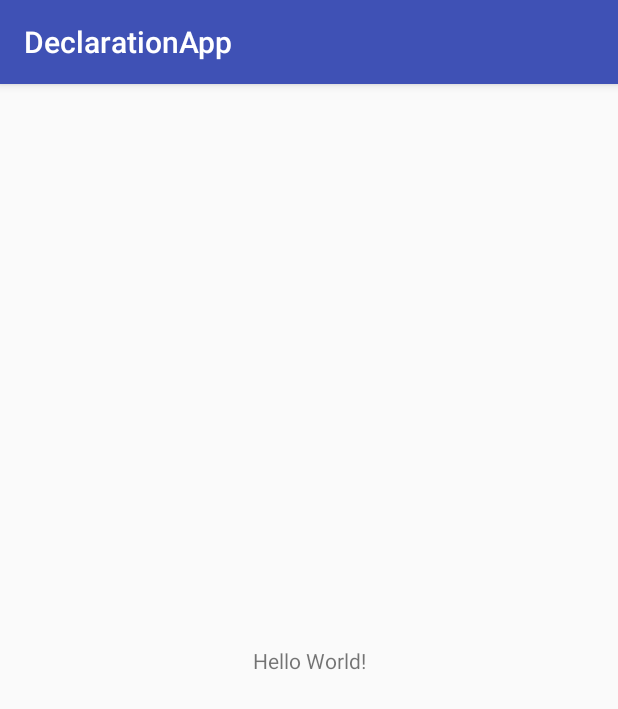
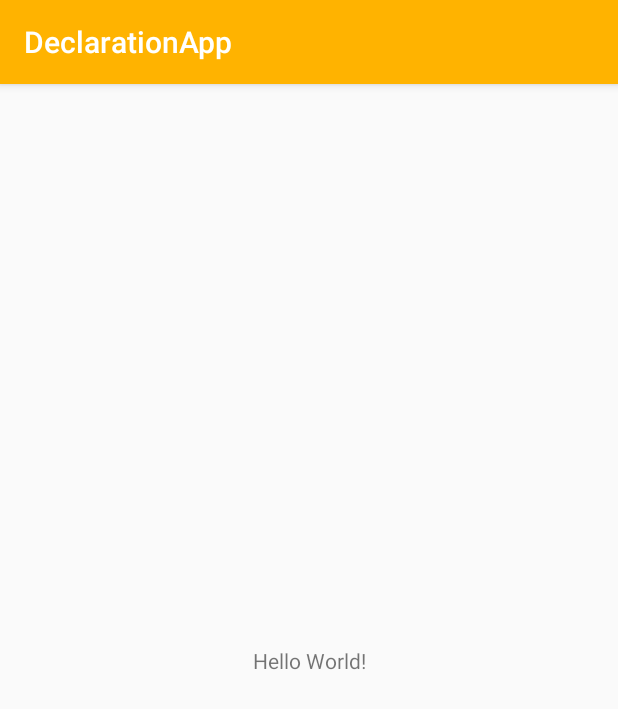
Before and after one commit to NickKrijg/SM33Declaration, an Android app: the screen it shows after launch (MainActivity), on a phone screen of 412 x 824 dp. Shown: the top 709 px of the screen. Run offline under Robolectric (Android 15) with nearby library versions, the phone set to English and light mode, and no system bars.

Commit message:
Changed main colors to light orange

```diff
--- a/app/src/main/res/values/colors.xml
+++ b/app/src/main/res/values/colors.xml
@@ -3,4 +3,13 @@
     <color name="colorPrimary">#3F51B5</color>
     <color name="colorPrimaryDark">#303F9F</color>
     <color name="colorAccent">#FF4081</color>
+
+    <color name="primaryColor">#ffb300</color>
+    <color name="primaryLightColor">#ffe54c</color>
+    <color name="primaryDarkColor">#c68400</color>
+    <color name="secondaryColor">#ffa726</color>
+    <color name="secondaryLightColor">#ffd95b</color>
+    <color name="secondaryDarkColor">#c77800</color>
+    <color name="primaryTextColor">#8d6e63</color>
+    <color name="secondaryTextColor">#8d6e63</color>
 </resources>
--- a/app/src/main/res/values/styles.xml
+++ b/app/src/main/res/values/styles.xml
@@ -3,8 +3,8 @@
     <!-- Base application theme. -->
     <style name="AppTheme" parent="Theme.AppCompat.Light.DarkActionBar">
         <!-- Customize your theme here. -->
-        <item name="colorPrimary">@color/colorPrimary</item>
-        <item name="colorPrimaryDark">@color/colorPrimaryDark</item>
+        <item name="colorPrimary">@color/primaryColor</item>
+        <item name="colorPrimaryDark">@color/primaryDarkColor</item>
         <item name="colorAccent">@color/colorAccent</item>
     </style>
 
```
Also changed, not shown: app/src/main/java/com/declaration/nandm/declarationapp/Domain/User.java (line endings or trailing spaces).
